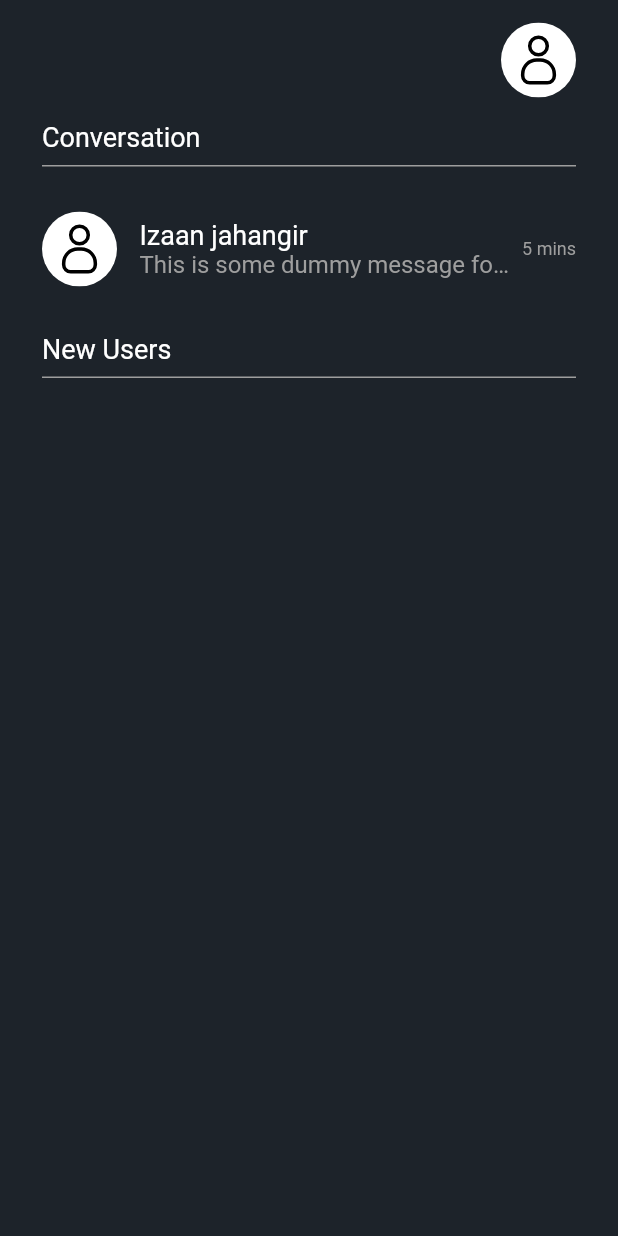
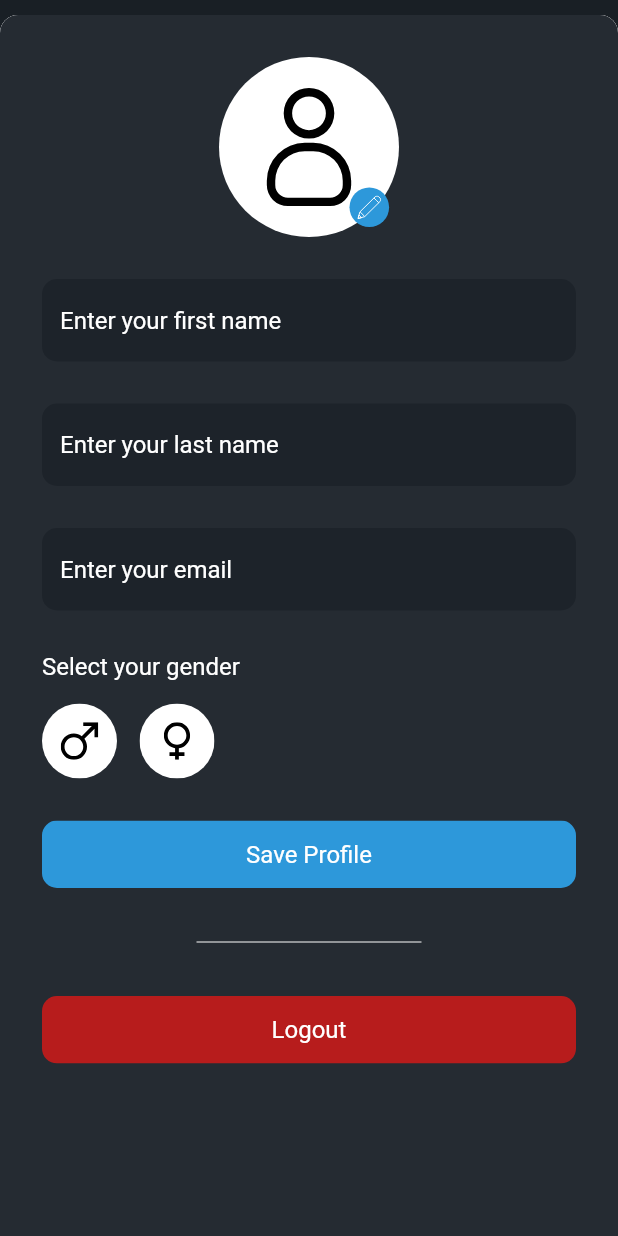
Before and after one commit to izaanjahangir/flutter-chat-app, a Flutter app: the Home screen opened by its route, after a tap on an icon or button, on a phone screen of 412 x 824 dp. Run offline on Flutter 3.47's test engine with Material 2 defaults, Android fonts, the phone set to English and light mode, and no system bars; drawn by our look-alikes of touchable_opacity; our stand-ins replace flutter_svg, modal_bottom_sheet.

Commit message:
added profile screen UI

```diff
--- a/lib/components/avatar/avatar.dart
+++ b/lib/components/avatar/avatar.dart
@@ -6,12 +6,15 @@ class Avatar extends StatelessWidget {
   final double size;
   final String? url;
   final Function? onTap;
+  final Function? onImageSelect;
 
-  Avatar({this.url, this.onTap, this.size = 50});
+  Avatar({this.url, this.onTap, this.size = 50, this.onImageSelect});
 
   @override
   Widget build(BuildContext context) {
     final double _avatarSize = size * 0.75;
+    final double _editContainerSize = size * 0.22;
+    final double _editIconSize = _editContainerSize * 0.6;
 
     Widget getImage() {
       if (url != null) {
@@ -29,7 +32,10 @@ class Avatar extends StatelessWidget {
       );
     }
 
-    return ClipRRect(
+    return Container(
+      child: Stack(
+        children: [
+          ClipRRect(
             borderRadius: BorderRadius.circular(size),
             child: AbsorbPointer(
               absorbing: onTap == null,
@@ -46,6 +52,29 @@ class Avatar extends StatelessWidget {
                 ),
               ),
             ),
+          ),
+          if (onImageSelect != null)
+            Positioned(
+              bottom: _editContainerSize / 4,
+              right: _editContainerSize / 4,
+              child: Container(
+                width: _editContainerSize,
+                height: _editContainerSize,
+                decoration: BoxDecoration(
+                  borderRadius: BorderRadius.circular(_editContainerSize),
+                  color: lightBlue,
+                ),
+                alignment: Alignment.center,
+                child: SvgPicture.asset(
+                  "assets/icons/pencil.svg",
+                  width: _editIconSize,
+                  height: _editIconSize,
+                  color: white,
+                ),
+              ),
+            )
+        ],
+      ),
     );
   }
 }
--- a/lib/components/button/button.dart
+++ b/lib/components/button/button.dart
@@ -5,15 +5,28 @@ import 'package:flutter/material.dart';
 class Button extends StatelessWidget {
   final String label;
   final Function onTap;
+  final String theme;
 
-  Button({required this.label, required this.onTap});
+  Button({required this.label, required this.onTap, this.theme = "primary"});
+
+  Color getColor() {
+    if (theme == "primary") {
+      return lightBlue;
+    }
+
+    if (theme == "danger") {
+      return red;
+    }
+
+    return white;
+  }
 
   @override
   Widget build(BuildContext context) {
     return ClipRRect(
       borderRadius: BorderRadius.circular(small_radius),
       child: Material(
-        color: lightBlue,
+        color: getColor(),
         child: InkWell(
           onTap: () {
             onTap();
--- a/lib/components/text_input/text_input.dart
+++ b/lib/components/text_input/text_input.dart
@@ -5,17 +5,18 @@ import 'package:flutter/material.dart';
 class TextInput extends StatelessWidget {
   final String placeholder;
   final bool obscureText;
-  // final OutlineInputBorder border = OutlineInputBorder(
-  //     borderRadius: BorderRadius.circular(10),
-  //     borderSide: BorderSide(color: lightWhite, width: 0.5));
+  final Color? fillColor;
   final OutlineInputBorder border = OutlineInputBorder(
       borderRadius: BorderRadius.circular(small_radius),
       borderSide: BorderSide.none);
 
-  TextInput({required this.placeholder, this.obscureText = false});
+  TextInput(
+      {required this.placeholder, this.obscureText = false, this.fillColor});
 
   @override
   Widget build(BuildContext context) {
+    Color inputFillColor = fillColor == null ? lightBlack : fillColor as Color;
+
     return TextFormField(
       style: TextStyle(color: white, fontSize: normal_font),
       obscureText: obscureText,
@@ -25,7 +26,7 @@ class TextInput extends StatelessWidget {
           contentPadding: const EdgeInsets.only(left: 12, bottom: 18, top: 18),
           enabledBorder: border,
           filled: true,
-          fillColor: lightBlack,
+          fillColor: inputFillColor,
           focusedBorder: border,
           focusColor: Colors.transparent),
       validator: (String? value) {
--- a/lib/config/theme_colors.dart
+++ b/lib/config/theme_colors.dart
@@ -8,3 +8,4 @@ Color lightGrey = Colors.grey[300] as Color;
 Color black = Colors.black;
 Color lightWhite = Color.fromRGBO(255, 255, 255, 0.3);
 Color lightBlue = Color(0xff2d98da);
+Color red = Colors.red[900] as Color;
--- a/lib/screens/home/home.dart
+++ b/lib/screens/home/home.dart
@@ -2,8 +2,11 @@ import 'package:chat_app/components/avatar/avatar.dart';
 import 'package:chat_app/components/recipient_item/recipient_item.dart';
 import 'package:chat_app/config/theme_colors.dart';
 import 'package:chat_app/config/theme_sizes.dart';
+import 'package:chat_app/screens/profile/profile.dart';
 import 'package:chat_app/utils/helpers.dart';
+import 'package:flutter/cupertino.dart';
 import 'package:flutter/material.dart';
+import 'package:modal_bottom_sheet/modal_bottom_sheet.dart';
 
 class Home extends StatelessWidget {
   Widget getSeperator(String label) {
@@ -35,6 +38,14 @@ class Home extends StatelessWidget {
       Navigator.of(context).pushNamed("/chat");
     }
 
+    void openProfileSheet() {
+      showCupertinoModalBottomSheet(
+          context: context,
+          builder: (context) => Profile(),
+          expand: false,
+          duration: Duration(milliseconds: 300));
+    }
+
     return SafeArea(
       child: GestureDetector(
         onTap: () {
@@ -51,7 +62,9 @@ class Home extends StatelessWidget {
                   alignment: Alignment.topRight,
                   child: Container(
                     padding: EdgeInsets.symmetric(horizontal: medium_space),
-                    child: Avatar(),
+                    child: Avatar(
+                      onTap: openProfileSheet,
+                    ),
                   ),
                 ),
                 Expanded(
--- /dev/null
+++ b/lib/screens/profile/profile.dart
@@ -0,0 +1,70 @@
+import 'package:chat_app/components/avatar/avatar.dart';
+import 'package:chat_app/components/button/button.dart';
+import 'package:chat_app/components/gender_input/gender_input.dart';
+import 'package:chat_app/components/text_input/text_input.dart';
+import 'package:chat_app/config/theme_colors.dart';
+import 'package:chat_app/config/theme_sizes.dart';
+import 'package:flutter/material.dart';
+
+class Profile extends StatelessWidget {
+  // ignore: non_constant_identifier_names
+  final Seperator = SizedBox(
+    height: medium_space,
+  );
+
+  @override
+  Widget build(BuildContext context) {
+    void handleAvatarSelect() {}
+
+    return Scaffold(
+      body: Container(
+        color: lightBlack,
+        width: double.infinity,
+        padding: EdgeInsets.symmetric(
+            vertical: medium_space, horizontal: medium_space),
+        child: Column(
+          children: [
+            Avatar(
+              size: 120,
+              onImageSelect: handleAvatarSelect,
+            ),
+            Seperator,
+            TextInput(
+              placeholder: "Enter your first name",
+              fillColor: darkBlack,
+            ),
+            Seperator,
+            TextInput(
+              placeholder: "Enter your last name",
+              fillColor: darkBlack,
+            ),
+            Seperator,
+            TextInput(
+              placeholder: "Enter your email",
+              fillColor: darkBlack,
+            ),
+            Seperator,
+            GenderInput(),
+            Seperator,
+            Button(
+              label: "Save Profile",
+              onTap: () {},
+            ),
+            Seperator,
+            Divider(
+              color: white,
+              indent: MediaQuery.of(context).size.width * 0.25,
+              endIndent: MediaQuery.of(context).size.width * 0.25,
+            ),
+            Seperator,
+            Button(
+              label: "Logout",
+              onTap: () {},
+              theme: "danger",
+            ),
+          ],
+        ),
+      ),
+    );
+  }
+}
--- a/pubspec.yaml
+++ b/pubspec.yaml
@@ -30,6 +30,7 @@ dependencies:
   cupertino_icons: ^1.0.2
   flutter_svg: ^1.0.0
   touchable_opacity: ^1.2.0
+  modal_bottom_sheet: ^2.0.0
 
 dev_dependencies:
   flutter_test:
```
Also changed, not shown: assets/icons/pencil.svg (added), pubspec.lock. Lines whose indentation alone changed are shown as unchanged.
